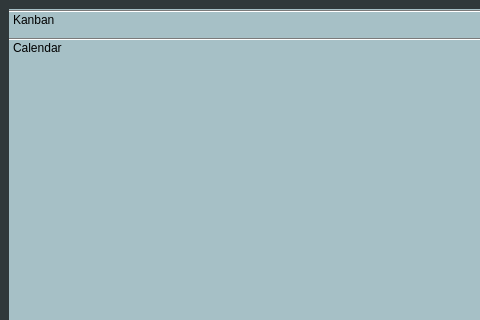
Before: the Qt Designer form mainwindow.ui in MaximeAeva/TheEfficientGuy, drawn with Qt 5; both pictures show x 0 to 480 and y 0 to 320 of the 800 by 600 pixel window.
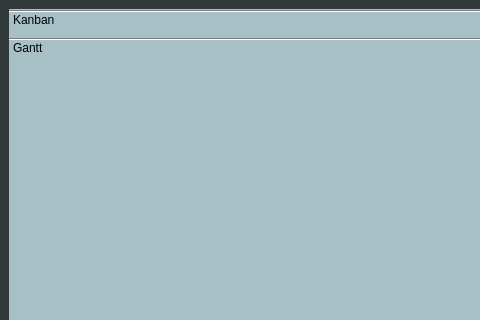
After: the same form once the commit is applied. The open tabs and pages were chosen to show the change.

```diff
--- a/mainwindow.ui
+++ b/mainwindow.ui
@@ -50,7 +50,7 @@
         </rect>
        </property>
        <attribute name="label">
-        <string>Calendar</string>
+        <string>Gantt</string>
        </attribute>
       </widget>
       <widget class="QWidget" name="page_3">
```
Left out of the diff: 2 changed lines with no effect on the pictures.
